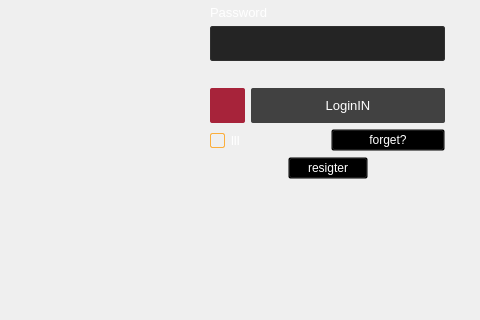
Old version of the form component/auth.ui in the repository zyxeeker/Inn-client; both pictures show x 220 to 700 and y 180 to 500 of the 700 by 500 pixel window.
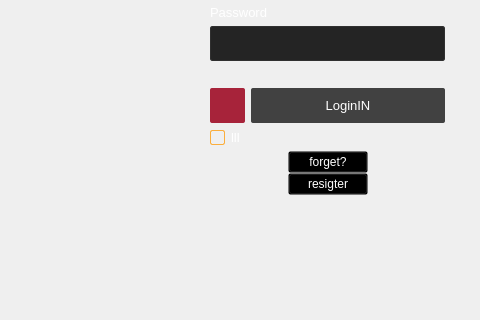
New version of the form. Icons and pictures are not drawn.

Commit message: 🛠[update]界面调整&重写窗口拖动事件

```diff
--- a/component/auth.ui
+++ b/component/auth.ui
@@ -361,8 +361,32 @@
                 </property>
                </widget>
               </item>
+             </layout>
+            </item>
+           </layout>
+          </item>
+          <item>
+           <layout class="QVBoxLayout" name="verticalLayout_3">
+            <property name="spacing">
+             <number>0</number>
+            </property>
+            <item>
+             <layout class="QHBoxLayout" name="horizontalLayout_6">
               <item>
-               <widget class="QPushButton" name="forgetPwd">
+               <spacer name="horizontalSpacer_7">
+                <property name="orientation">
+                 <enum>Qt::Horizontal</enum>
+                </property>
+                <property name="sizeHint" stdset="0">
+                 <size>
+                  <width>40</width>
+                  <height>20</height>
+                 </size>
+                </property>
+               </spacer>
+              </item>
+              <item>
+               <widget class="QPushButton" name="forgetPwd_2">
                 <property name="font">
                  <font>
                   <family>Microsoft YaHei UI</family>
@@ -388,10 +412,23 @@
                 </property>
                </widget>
               </item>
+              <item>
+               <spacer name="horizontalSpacer_8">
+                <property name="orientation">
+                 <enum>Qt::Horizontal</enum>
+                </property>
+                <property name="sizeHint" stdset="0">
+                 <size>
+                  <width>40</width>
+                  <height>20</height>
+                 </size>
+                </property>
+               </spacer>
+              </item>
              </layout>
             </item>
             <item>
-             <layout class="QHBoxLayout" name="horizontalLayout_2">
+             <layout class="QHBoxLayout" name="horizontalLayout_7">
               <item>
                <spacer name="horizontalSpacer">
                 <property name="orientation">
```
Left out of the diff: 6 changed lines with no effect on the pictures. The commit also changes 5 other files.
